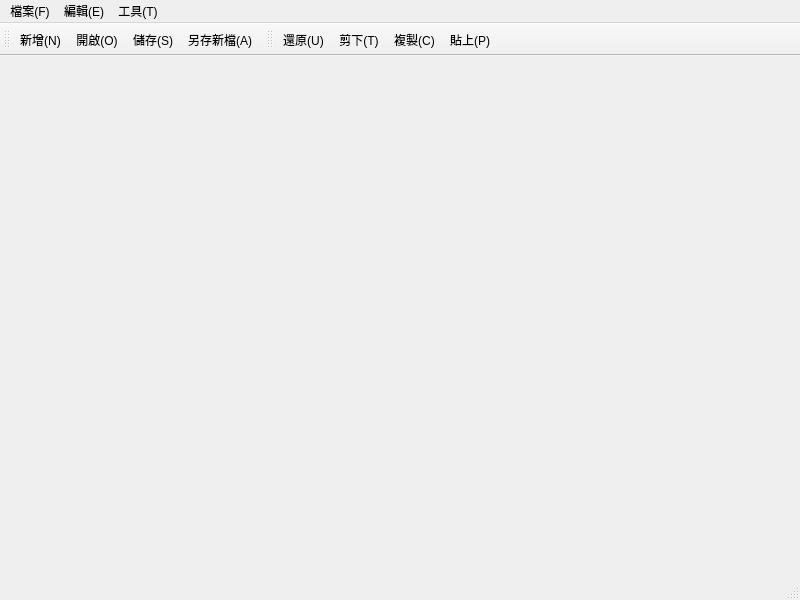
Qt form mainwindow.ui (CAI-JIADA/designwindow) before a commit.
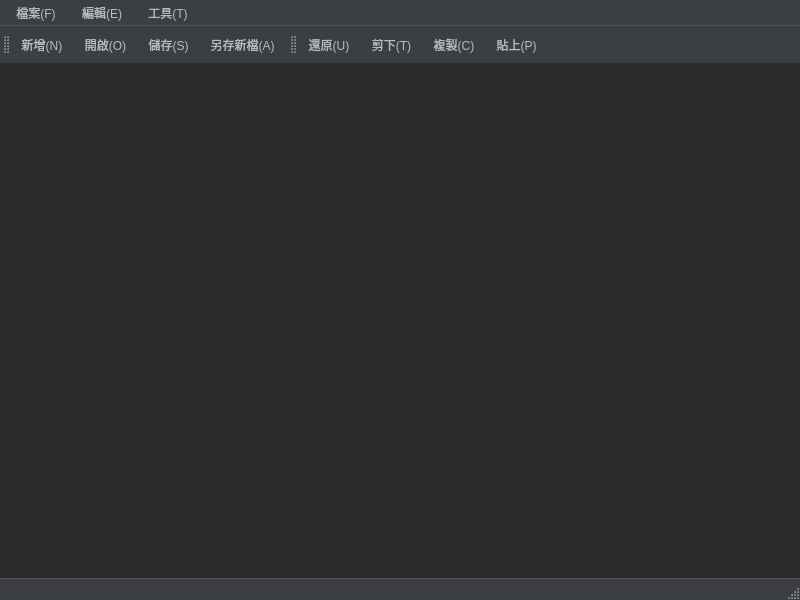
The same form after that commit.

Diff of the .ui file:
```diff
--- a/mainwindow.ui
+++ b/mainwindow.ui
@@ -13,6 +13,84 @@
   <property name="windowTitle">
    <string>MainWindow</string>
   </property>
+  <property name="styleSheet">
+   <string notr="true">QMainWindow {
+    background-color: #2b2b2b;
+}
+
+QMenuBar {
+    background-color: #3c3f41;
+    color: #bbbbbb;
+    border-bottom: 1px solid #555555;
+}
+
+QMenuBar::item {
+    background-color: transparent;
+    padding: 4px 10px;
+}
+
+QMenuBar::item:selected {
+    background-color: #4b6eaf;
+    color: #ffffff;
+}
+
+QMenu {
+    background-color: #3c3f41;
+    color: #bbbbbb;
+    border: 1px solid #555555;
+}
+
+QMenu::item:selected {
+    background-color: #4b6eaf;
+    color: #ffffff;
+}
+
+QMenu::separator {
+    height: 1px;
+    background-color: #555555;
+    margin: 4px 10px;
+}
+
+QToolBar {
+    background-color: #3c3f41;
+    border: none;
+    spacing: 3px;
+    padding: 3px;
+}
+
+QToolBar::separator {
+    width: 1px;
+    background-color: #555555;
+    margin: 4px 2px;
+}
+
+QToolButton {
+    background-color: transparent;
+    color: #bbbbbb;
+    border: none;
+    padding: 5px;
+    border-radius: 3px;
+}
+
+QToolButton:hover {
+    background-color: #4b6eaf;
+    color: #ffffff;
+}
+
+QToolButton:pressed {
+    background-color: #3d5a8a;
+}
+
+QStatusBar {
+    background-color: #3c3f41;
+    color: #bbbbbb;
+    border-top: 1px solid #555555;
+}
+
+QWidget#centralwidget {
+    background-color: #2b2b2b;
+}</string>
+  </property>
   <widget class="QWidget" name="centralwidget"/>
   <widget class="QMenuBar" name="menubar">
    <property name="geometry">
```
